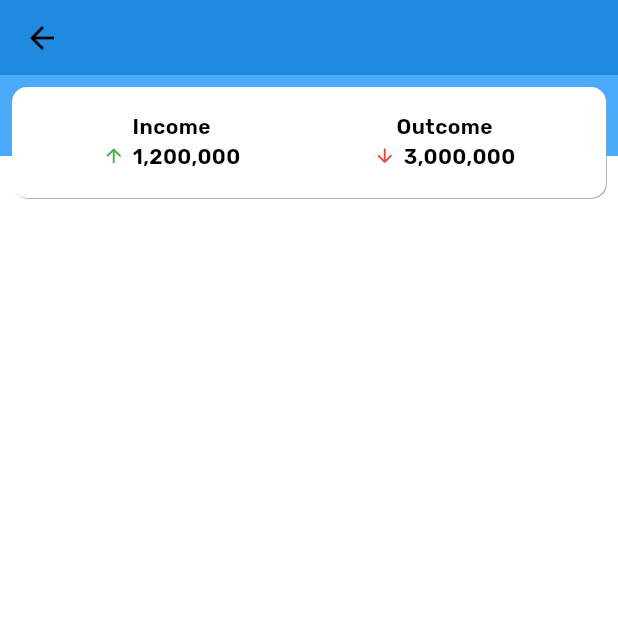
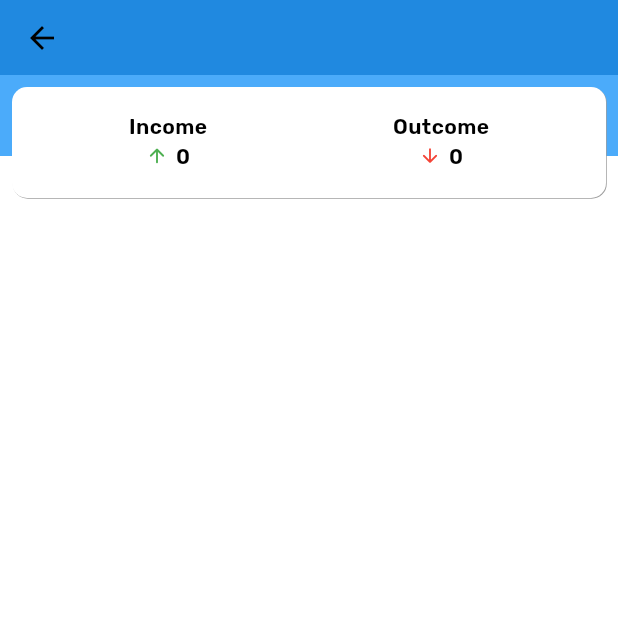
Before and after one commit to MIY00O/Money-Manager, a Flutter app: the TransactionPage screen opened directly, on a phone screen of 412 x 824 dp, the top half of it. Run offline on Flutter 3.47's test engine with Material 3 defaults, Android fonts, the phone set to English and light mode, and no system bars; our stand-ins replace cloud_firestore, firebase_core; accounts and stored records are empty.

Commit message:
- implements skeleton loading, implements get data by date, implements get data by month

```diff
--- a/lib/core/widgets/bottom_sheet/create_full_bottom_sheet.dart
+++ b/lib/core/widgets/bottom_sheet/create_full_bottom_sheet.dart
@@ -20,7 +20,7 @@ class CreateFullBottomSheet extends StatelessWidget {
     return BottomSheetFactory(
       widget: SizedBox(
         width: double.infinity,
-        height: MediaQuery.of(context).size.height * 0.75,
+        height: MediaQuery.of(context).size.height * 0.85,
         child: Scaffold(
           backgroundColor: Colors.white,
           body: SingleChildScrollView(child: body),
--- a/lib/features/navigation/navigation_core.dart
+++ b/lib/features/navigation/navigation_core.dart
@@ -15,8 +15,8 @@ class NavigationCore extends StatefulWidget {
 class _NavigationCoreState extends State<NavigationCore> {
   int _currentIndex = 0;
   final List<Widget> _pages = [
-    const TransactionPage(),
-    const WalletPage(),
+    TransactionPage(),
+    WalletPage(),
     const Center(child: Text('Settings Page')),
   ];
 
--- a/lib/features/transactions/transaction_page.dart
+++ b/lib/features/transactions/transaction_page.dart
@@ -1,15 +1,20 @@
+import 'package:flutter/material.dart';
 import 'package:cloud_firestore/cloud_firestore.dart';
-import 'package:flutter/material.dart';
+import 'package:intl/intl.dart';
 import 'package:money_manager/core/constants/app_theme.dart';
 import 'package:money_manager/core/services/firestore_service.dart';
 import 'package:money_manager/core/widgets/app_bar/create_app_bar.dart';
+import 'package:money_manager/features/transactions/loading_transaction_wallet.dart';
 import 'package:money_manager/features/transactions/transaction_form_bottom_sheet.dart';
 
 class TransactionPage extends StatelessWidget {
-  const TransactionPage({super.key});
+  final FirestoreService transactionService = FirestoreService();
+
+  TransactionPage({super.key});
 
   @override
   Widget build(BuildContext context) {
+    DateTime today = DateTime.now();
     return Scaffold(
       body: Stack(
         children: [
@@ -60,7 +65,7 @@ class TransactionPage extends StatelessWidget {
                           mainAxisSize: MainAxisSize.min,
                           children: [
                             Text(
-                              amount,
+                              NumberFormat('#,###').format(int.parse(amount)),
                               style: const TextStyle(fontSize: 14.0),
                             ),
                             const SizedBox(width: 5),
@@ -109,46 +114,73 @@ class TransactionPage extends StatelessWidget {
                         BoxShadow(color: Colors.grey, offset: Offset(0.5, 0.5)),
                       ],
                     ),
-                    child: const Padding(
-                      padding: EdgeInsets.all(16.0),
+                    child: Padding(
+                      padding: const EdgeInsets.all(16.0),
                       child: Center(
-                        child: Row(
+                        child: FutureBuilder<Map<String, int>>(
+                          future:
+                              transactionService.getTotalAmountForDate(today),
+                          builder: (context, snapshot) {
+                            if (snapshot.connectionState ==
+                                ConnectionState.waiting) {
+                              // return Text("TOlolo");
+                              return const LoadingTransactionWallet();
+                            }
+
+                            if (snapshot.hasError) {
+                              return Center(
+                                  child: Text('Error: ${snapshot.error}'));
+                            }
+
+                            if (!snapshot.hasData || snapshot.data!.isEmpty) {
+                              return const Center(
+                                  child: Text('No transactions for today.'));
+                            }
+
+                            final totalIncome = snapshot.data!['income'] ?? 0;
+                            final totalOutcome = snapshot.data!['outcome'] ?? 0;
+                            print(totalIncome);
+                            return Row(
                               mainAxisAlignment: MainAxisAlignment.spaceAround,
                               children: [
                                 Column(
                                   crossAxisAlignment: CrossAxisAlignment.center,
                                   children: [
-                                Text("Income"),
+                                    const Text("Income"),
                                     Row(
                                       children: [
-                                    Icon(
+                                        const Icon(
                                           Icons.arrow_upward_rounded,
                                           color: Colors.green,
                                           size: 15,
                                         ),
-                                    SizedBox(width: 5),
-                                    Text("1,200,000"),
+                                        const SizedBox(width: 5),
+                                        Text(NumberFormat('#,###')
+                                            .format(totalIncome)),
                                       ],
                                     ),
                                   ],
                                 ),
                                 Column(
                                   children: [
-                                Text("Outcome"),
+                                    const Text("Outcome"),
                                     Row(
                                       children: [
-                                    Icon(
+                                        const Icon(
                                           Icons.arrow_downward_rounded,
                                           color: Colors.red,
                                           size: 15,
                                         ),
-                                    SizedBox(width: 5),
-                                    Text("3,000,000"),
+                                        const SizedBox(width: 5),
+                                        Text(NumberFormat('#,###')
+                                            .format(totalOutcome)),
                                       ],
                                     ),
                                   ],
                                 ),
                               ],
+                            );
+                          },
                         ),
                       ),
                     ),
```
Also changed, not shown: lib/core/services/firestore_service.dart (+98 -8 lines), lib/core/widgets/text_field/create_date_picker_text_field.dart (+5 -2 lines), lib/features/transactions/loading_transaction_wallet.dart (added, +41 -0 lines), lib/features/transactions/transaction_form_bottom_sheet.dart (+36 -4 lines), lib/features/wallets/loading_wallet.dart (added, +28 -0 lines), lib/features/wallets/wallet_page.dart (+40 -8 lines). Lines whose indentation alone changed are shown as unchanged.
